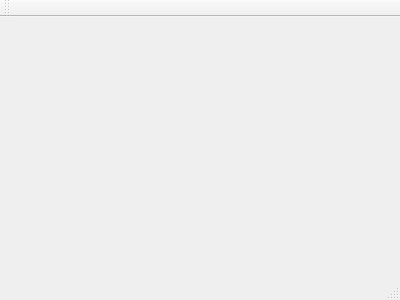
First picture: the form in mainwindow.ui, repository juan230500/TareaCorta, before the edit.
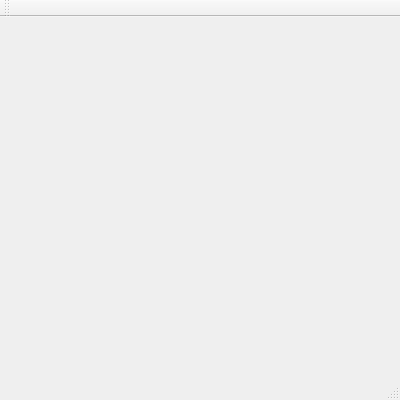
Second picture: the form after the edit.

What changed in the file:
```diff
--- a/mainwindow.ui
+++ b/mainwindow.ui
@@ -7,7 +7,7 @@
     <x>0</x>
     <y>0</y>
     <width>400</width>
-    <height>300</height>
+    <height>400</height>
    </rect>
   </property>
   <property name="windowTitle">
```
